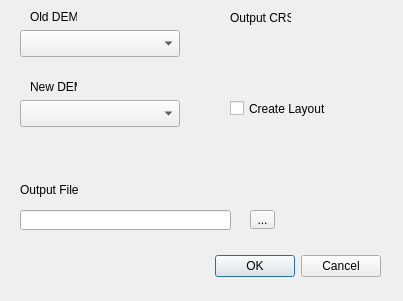
Old version of the form raster_vol_test/raster_vol_test_dialog_base.ui in the repository sfajardot/qgis-thesis.
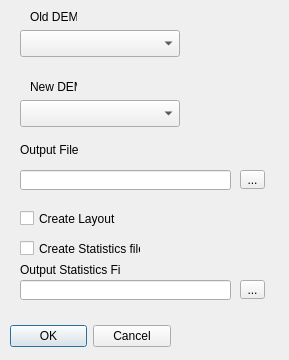
New version of the form. Custom widgets are drawn as their Qt base class.

Commit message: Organized functiond, Added GetStats

What changed in the file:
```diff
--- a/raster_vol_test/raster_vol_test_dialog_base.ui
+++ b/raster_vol_test/raster_vol_test_dialog_base.ui
@@ -6,8 +6,8 @@
    <rect>
     <x>0</x>
     <y>0</y>
-    <width>403</width>
-    <height>301</height>
+    <width>289</width>
+    <height>360</height>
    </rect>
   </property>
   <property name="windowTitle">
@@ -16,9 +16,9 @@
   <widget class="QDialogButtonBox" name="button_box">
    <property name="geometry">
     <rect>
-     <x>40</x>
-     <y>250</y>
-     <width>341</width>
+     <x>10</x>
+     <y>320</y>
+     <width>161</width>
      <height>32</height>
     </rect>
    </property>
@@ -78,8 +78,8 @@
   <widget class="QToolButton" name="btnOutput">
    <property name="geometry">
     <rect>
-     <x>250</x>
-     <y>210</y>
+     <x>240</x>
+     <y>170</y>
      <width>25</width>
      <height>19</height>
     </rect>
@@ -92,7 +92,7 @@
    <property name="geometry">
     <rect>
      <x>20</x>
-     <y>210</y>
+     <y>170</y>
      <width>211</width>
      <height>20</height>
     </rect>
@@ -108,7 +108,7 @@
    <property name="geometry">
     <rect>
      <x>20</x>
-     <y>180</y>
+     <y>140</y>
      <width>71</width>
      <height>20</height>
     </rect>
@@ -120,8 +120,8 @@
   <widget class="QCheckBox" name="chkLayout">
    <property name="geometry">
     <rect>
-     <x>230</x>
-     <y>100</y>
+     <x>20</x>
+     <y>210</y>
      <width>101</width>
      <height>17</height>
     </rect>
@@ -130,27 +130,59 @@
     <string>Create Layout</string>
    </property>
   </widget>
-  <widget class="QgsProjectionSelectionWidget" name="cmbCrs">
+  <widget class="QToolButton" name="btnOutputStats">
    <property name="geometry">
     <rect>
-     <x>230</x>
-     <y>30</y>
-     <width>160</width>
-     <height>27</height>
+     <x>240</x>
+     <y>280</y>
+     <width>25</width>
+     <height>19</height>
     </rect>
+   </property>
+   <property name="text">
+    <string>...</string>
+   </property>
+  </widget>
+  <widget class="QLineEdit" name="lnOutputStats">
+   <property name="geometry">
+    <rect>
+     <x>20</x>
+     <y>280</y>
+     <width>211</width>
+     <height>20</height>
+    </rect>
+   </property>
+   <property name="whatsThis">
+    <string/>
+   </property>
+   <property name="text">
+    <string/>
    </property>
   </widget>
   <widget class="QLabel" name="label_6">
    <property name="geometry">
     <rect>
-     <x>230</x>
-     <y>10</y>
-     <width>61</width>
-     <height>16</height>
+     <x>20</x>
+     <y>260</y>
+     <width>101</width>
+     <height>20</height>
     </rect>
    </property>
    <property name="text">
-    <string>Output CRS</string>
+    <string>Output Statistics File</string>
+   </property>
+  </widget>
+  <widget class="QCheckBox" name="chkStats">
+   <property name="geometry">
+    <rect>
+     <x>20</x>
+     <y>240</y>
+     <width>121</width>
+     <height>17</height>
+    </rect>
+   </property>
+   <property name="text">
+    <string>Create Statistics file</string>
    </property>
   </widget>
  </widget>
@@ -160,11 +192,6 @@
    <extends>QComboBox</extends>
    <header>qgsmaplayercombobox.h</header>
   </customwidget>
-  <customwidget>
-   <class>QgsProjectionSelectionWidget</class>
-   <extends>QWidget</extends>
-   <header>qgsprojectionselectionwidget.h</header>
-  </customwidget>
  </customwidgets>
  <resources/>
  <connections>
```
The commit also changes 2 other files.
